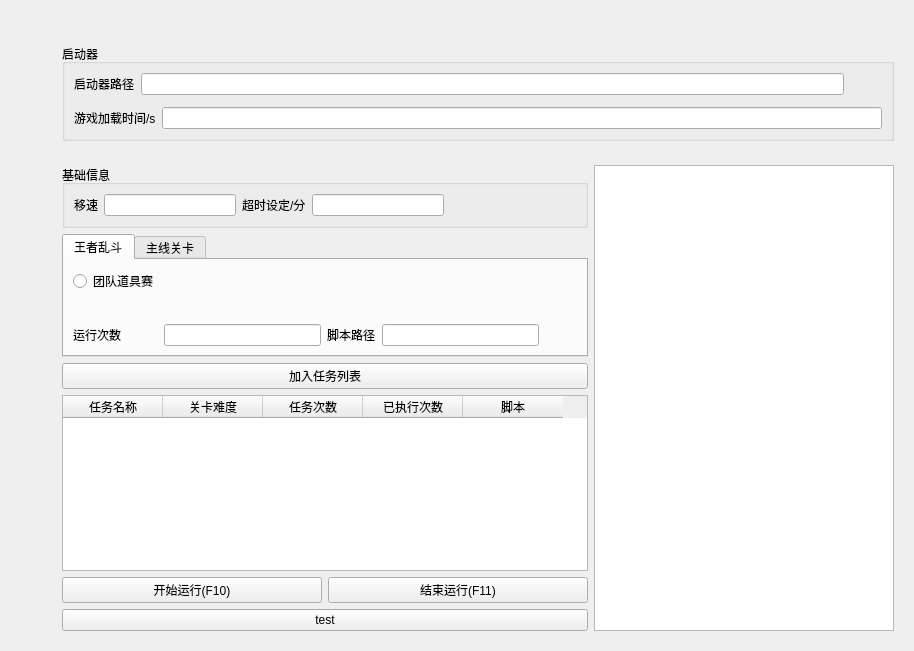
Above: subwidgets/subssjjwidget.ui from HuaPi2d/HuaPi2d before the change. Below: the same form after it.
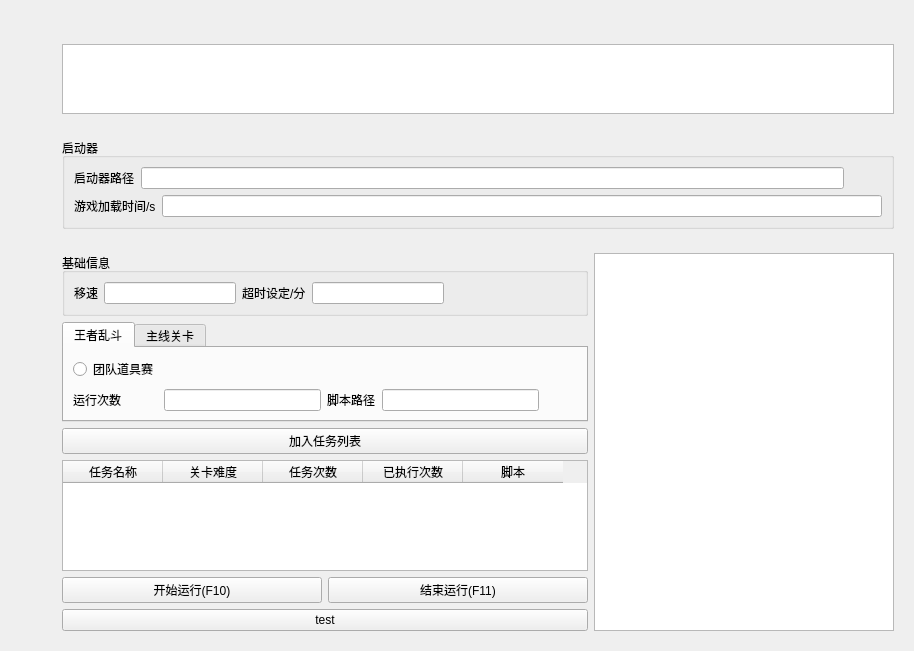
That is the form after the change. Icons and pictures are not drawn.

Patch:
```diff
--- a/subwidgets/subssjjwidget.ui
+++ b/subwidgets/subssjjwidget.ui
@@ -205,6 +205,21 @@
        </layout>
       </widget>
      </item>
+     <item>
+      <widget class="QWidget" name="nodeEditorWidget" native="true">
+       <property name="minimumSize">
+        <size>
+         <width>0</width>
+         <height>0</height>
+        </size>
+       </property>
+       <layout class="QHBoxLayout" name="horizontalLayout_3">
+        <item>
+         <widget class="QGraphicsView" name="nodeEditorGraphicsView"/>
+        </item>
+       </layout>
+      </widget>
+     </item>
      <item>
       <widget class="QWidget" name="settingWidget" native="true">
        <layout class="QVBoxLayout" name="verticalLayout_2">
```
Left out of the diff: 29 changed lines with no effect on the pictures.
